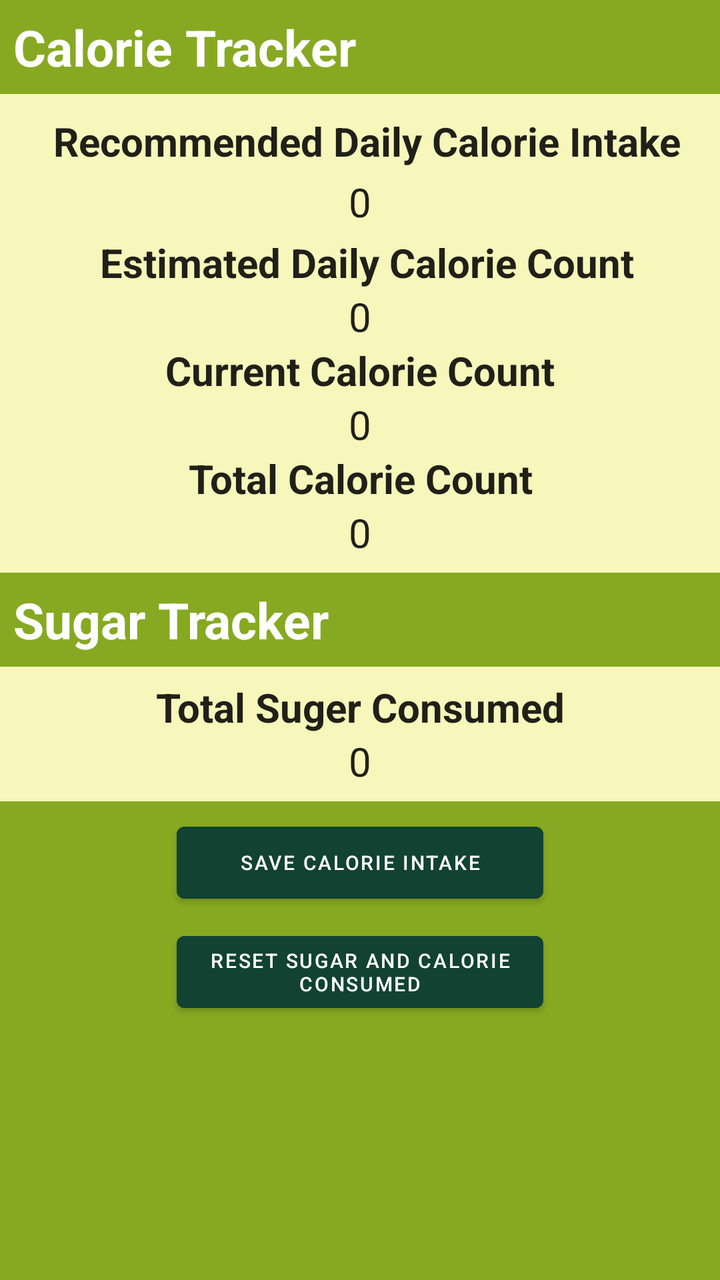
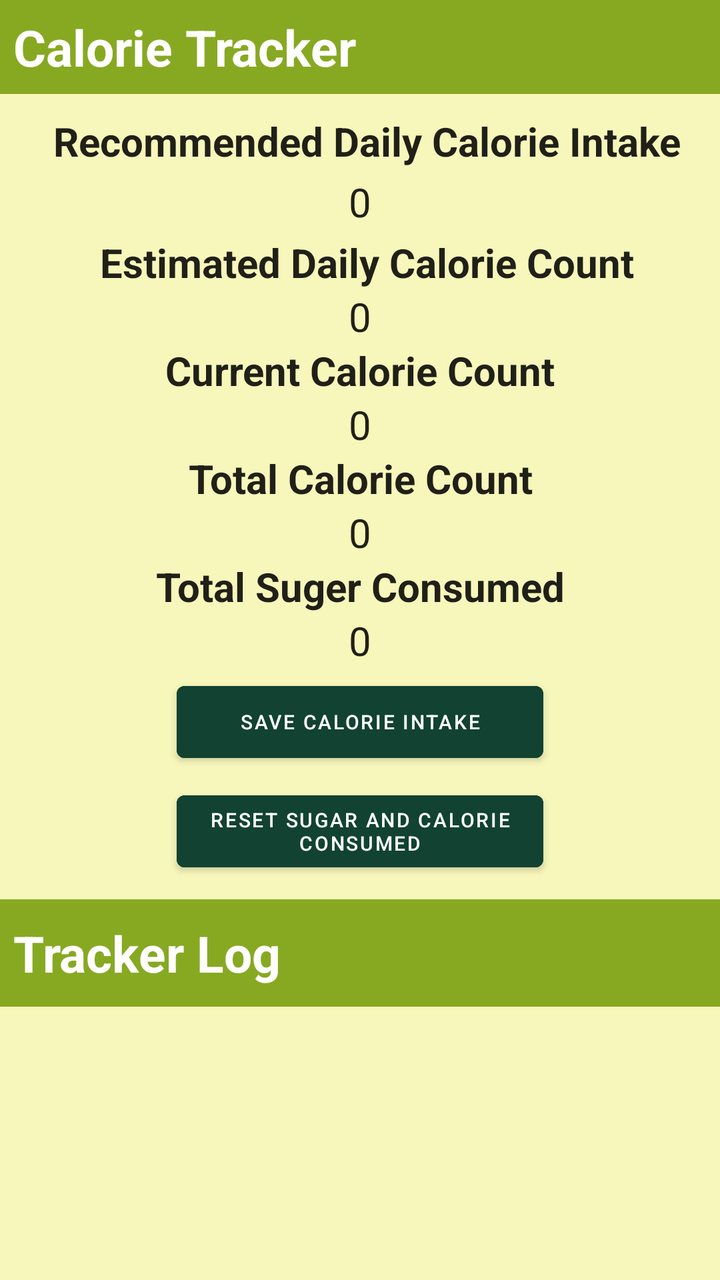

Screens rendered from an Android XML layout before and after an edit, with the pre-edit source and the edit as a unified diff.
<!-- AndroidManifest.xml: application theme AppTheme -->
<!-- res/layout/tracker.xml -->
<LinearLayout android:orientation="vertical" android:minWidth="25px" android:minHeight="25px" android:layout_width="match_parent" android:layout_height="match_parent" android:id="@+id/linearLayout1" android:background="#87A922" xmlns:app="http://schemas.android.com/apk/res-auto" xmlns:android="http://schemas.android.com/apk/res/android"><TextView android:text="Calorie Tracker" android:textAppearance="?android:attr/textAppearanceLarge" android:layout_width="match_parent" android:layout_height="wrap_content" android:id="@+id/textV_Calorie_Track" android:textStyle="bold" android:textSize="25dp" android:textColor="@android:color/background_light" android:paddingLeft="20px" android:paddingTop="20px" android:paddingBottom="20px" /><LinearLayout android:orientation="vertical" android:minWidth="25px" android:minHeight="25px" android:layout_width="match_parent" android:layout_height="wrap_content" android:id="@+id/linearLayout_INNER" android:fadingEdge="none" android:background="#F7F6BB" android:paddingTop="20px" android:paddingBottom="20px"><TextView android:text="Recommended Daily Calorie Intake" android:textAppearance="?android:attr/textAppearanceLarge" android:layout_width="match_parent" android:layout_height="wrap_content" android:textStyle="bold" android:textSize="20dp" android:paddingLeft="20px" android:paddingTop="10px" android:paddingBottom="10px" android:gravity="center" android:id="@+id/textView1" /><TextView android:text="0" android:textAppearance="?android:attr/textAppearanceLarge" android:layout_width="match_parent" android:layout_height="wrap_content" android:gravity="center" android:textSize="20dp" android:id="@+id/textV_recommendNum" /><TextView android:text="Estimated Daily Calorie Count" android:textAppearance="?android:attr/textAppearanceLarge" android:layout_width="match_parent" android:layout_height="wrap_content" android:layout_weight="1" android:gravity="center" android:textStyle="bold" android:paddingLeft="20px" android:paddingTop="10px" android:textSize="20dp" android:id="@+id/textV_PrevCalorie" /><TextView android:text="0" android:textAppearance="?android:attr/textAppearanceLarge" android:layout_width="match_parent" android:layout_height="wrap_content" android:layout_weight="1" android:gravity="center" android:textSize="20dp" android:id="@+id/textV_NumPrev" /><TextView android:text="Current Calorie Count" android:textAppearance="?android:attr/textAppearanceLarge" android:layout_width="match_parent" android:layout_height="wrap_content" android:layout_weight="1" android:gravity="center" android:textStyle="bold" android:textSize="20dp" android:id="@+id/textV_CurrentCalorie" /><TextView android:text="0" android:textAppearance="?android:attr/textAppearanceLarge" android:layout_width="match_parent" android:layout_height="wrap_content" android:layout_weight="1" android:gravity="center" android:textSize="20dp" android:id="@+id/textV_NumCurrent" /><TextView android:text="Total Calorie Count" android:textAppearance="?android:attr/textAppearanceLarge" android:layout_width="match_parent" android:layout_height="wrap_content" android:gravity="center" android:textStyle="bold" android:textSize="20dp" android:id="@+id/textV_TotalCalorie" /><TextView android:text="0" android:textAppearance="?android:attr/textAppearanceLarge" android:layout_width="match_parent" android:layout_height="wrap_content" android:gravity="center" android:textSize="20dp" android:id="@+id/textV_TotalCalorieNum" /></LinearLayout><TextView android:text="Sugar Tracker" android:textAppearance="?android:attr/textAppearanceLarge" android:layout_width="match_parent" android:layout_height="wrap_content" android:id="@+id/textV_SugarTracker" android:textStyle="bold" android:textSize="25dp" android:textColor="@android:color/background_light" android:paddingLeft="20px" android:paddingTop="20px" android:paddingBottom="20px" /><LinearLayout android:orientation="vertical" android:minWidth="25px" android:minHeight="25px" android:layout_width="match_parent" android:layout_height="wrap_content" android:id="@+id/linearLayout2" android:background="#F7F6BB" android:paddingBottom="20px" android:paddingTop="20px"><TextView android:text="Total Suger Consumed" android:textAppearance="?android:attr/textAppearanceLarge" android:layout_width="match_parent" android:layout_height="wrap_content" android:id="@+id/textV_Sugar" android:gravity="center" android:textStyle="bold" android:textSize="20dp" /><TextView android:text="0" android:textAppearance="?android:attr/textAppearanceLarge" android:layout_width="match_parent" android:layout_height="wrap_content" android:id="@+id/textV_NumSugar" android:gravity="center" android:textSize="20dp" /></LinearLayout><LinearLayout android:orientation="vertical" android:minWidth="25px" android:minHeight="25px" android:layout_width="match_parent" android:layout_height="wrap_content" android:id="@+id/linearLayout3" android:paddingTop="10px" android:paddingBottom="10px"><Button android:text="Save Calorie Intake" android:layout_width="550px" android:layout_height="wrap_content" android:id="@+id/btn_saveCalorie" android:textSize="30px" android:paddingTop="10px" android:paddingBottom="10px" android:layout_gravity="center" android:backgroundTint="#114232" android:layout_marginBottom="10px" android:layout_marginTop="10px" /><Button android:text="Reset Sugar and Calorie Consumed" android:layout_width="550px" android:layout_height="wrap_content" android:id="@+id/btnn_resetSugar" android:textSize="30px" android:paddingTop="10px" android:paddingBottom="10px" android:layout_gravity="center" android:backgroundTint="#114232" android:layout_marginBottom="10px" android:layout_marginTop="10px" /></LinearLayout></LinearLayout>
<!-- resources referenced by this layout -->
<resources>
  <style name="AppTheme" parent="Theme.MaterialComponents.Light.DarkActionBar"><item name="colorPrimary">@color/colorPrimary</item><item name="colorPrimaryDark">@color/colorPrimaryDark</item><item name="colorAccent">@color/colorAccent</item><item name="windowActionBar">false</item><item name="windowNoTitle">true</item></style>
  <color name="colorPrimary">#2c3e50</color>
  <color name="colorPrimaryDark">#1B3147</color>
  <color name="colorAccent">#3498db</color>
</resources>

<!-- the commit's change to res/layout/tracker.xml (unified diff, before → after) -->
@@ -1 +1 @@
-<LinearLayout android:orientation="vertical" android:minWidth="25px" android:minHeight="25px" android:layout_width="match_parent" android:layout_height="match_parent" android:id="@+id/linearLayout1" android:background="#87A922" xmlns:app="http://schemas.android.com/apk/res-auto" xmlns:android="http://schemas.android.com/apk/res/android"><TextView android:text="Calorie Tracker" android:textAppearance="?android:attr/textAppearanceLarge" android:layout_width="match_parent" android:layout_height="wrap_content" android:id="@+id/textV_Calorie_Track" android:textStyle="bold" android:textSize="25dp" android:textColor="@android:color/background_light" android:paddingLeft="20px" android:paddingTop="20px" android:paddingBottom="20px" /><LinearLayout android:orientation="vertical" android:minWidth="25px" android:minHeight="25px" android:layout_width="match_parent" android:layout_height="wrap_content" android:id="@+id/linearLayout_INNER" android:fadingEdge="none" android:background="#F7F6BB" android:paddingTop="20px" android:paddingBottom="20px"><TextView android:text="Recommended Daily Calorie Intake" android:textAppearance="?android:attr/textAppearanceLarge" android:layout_width="match_parent" android:layout_height="wrap_content" android:textStyle="bold" android:textSize="20dp" android:paddingLeft="20px" android:paddingTop="10px" android:paddingBottom="10px" android:gravity="center" android:id="@+id/textView1" /><TextView android:text="0" android:textAppearance="?android:attr/textAppearanceLarge" android:layout_width="match_parent" android:layout_height="wrap_content" android:gravity="center" android:textSize="20dp" android:id="@+id/textV_recommendNum" /><TextView android:text="Estimated Daily Calorie Count" android:textAppearance="?android:attr/textAppearanceLarge" android:layout_width="match_parent" android:layout_height="wrap_content" android:layout_weight="1" android:gravity="center" android:textStyle="bold" android:paddingLeft="20px" android:paddingTop="10px" android:textSize="20dp" android:id="@+id/textV_PrevCalorie" /><TextView android:text="0" android:textAppearance="?android:attr/textAppearanceLarge" android:layout_width="match_parent" android:layout_height="wrap_content" android:layout_weight="1" android:gravity="center" android:textSize="20dp" android:id="@+id/textV_NumPrev" /><TextView android:text="Current Calorie Count" android:textAppearance="?android:attr/textAppearanceLarge" android:layout_width="match_parent" android:layout_height="wrap_content" android:layout_weight="1" android:gravity="center" android:textStyle="bold" android:textSize="20dp" android:id="@+id/textV_CurrentCalorie" /><TextView android:text="0" android:textAppearance="?android:attr/textAppearanceLarge" android:layout_width="match_parent" android:layout_height="wrap_content" android:layout_weight="1" android:gravity="center" android:textSize="20dp" android:id="@+id/textV_NumCurrent" /><TextView android:text="Total Calorie Count" android:textAppearance="?android:attr/textAppearanceLarge" android:layout_width="match_parent" android:layout_height="wrap_content" android:gravity="center" android:textStyle="bold" android:textSize="20dp" android:id="@+id/textV_TotalCalorie" /><TextView android:text="0" android:textAppearance="?android:attr/textAppearanceLarge" android:layout_width="match_parent" android:layout_height="wrap_content" android:gravity="center" android:textSize="20dp" android:id="@+id/textV_TotalCalorieNum" /></LinearLayout><TextView android:text="Sugar Tracker" android:textAppearance="?android:attr/textAppearanceLarge" android:layout_width="match_parent" android:layout_height="wrap_content" android:id="@+id/textV_SugarTracker" android:textStyle="bold" android:textSize="25dp" android:textColor="@android:color/background_light" android:paddingLeft="20px" android:paddingTop="20px" android:paddingBottom="20px" /><LinearLayout android:orientation="vertical" android:minWidth="25px" android:minHeight="25px" android:layout_width="match_parent" android:layout_height="wrap_content" android:id="@+id/linearLayout2" android:background="#F7F6BB" android:paddingBottom="20px" android:paddingTop="20px"><TextView android:text="Total Suger Consumed" android:textAppearance="?android:attr/textAppearanceLarge" android:layout_width="match_parent" android:layout_height="wrap_content" android:id="@+id/textV_Sugar" android:gravity="center" android:textStyle="bold" android:textSize="20dp" /><TextView android:text="0" android:textAppearance="?android:attr/textAppearanceLarge" android:layout_width="match_parent" android:layout_height="wrap_content" android:id="@+id/textV_NumSugar" android:gravity="center" android:textSize="20dp" /></LinearLayout><LinearLayout android:orientation="vertical" android:minWidth="25px" android:minHeight="25px" android:layout_width="match_parent" android:layout_height="wrap_content" android:id="@+id/linearLayout3" android:paddingTop="10px" android:paddingBottom="10px"><Button android:text="Save Calorie Intake" android:layout_width="550px" android:layout_height="wrap_content" android:id="@+id/btn_saveCalorie" android:textSize="30px" android:paddingTop="10px" android:paddingBottom="10px" android:layout_gravity="center" android:backgroundTint="#114232" android:layout_marginBottom="10px" android:layout_marginTop="10px" /><Button android:text="Reset Sugar and Calorie Consumed" android:layout_width="550px" android:layout_height="wrap_content" android:id="@+id/btnn_resetSugar" android:textSize="30px" android:paddingTop="10px" android:paddingBottom="10px" android:layout_gravity="center" android:backgroundTint="#114232" android:layout_marginBottom="10px" android:layout_marginTop="10px" /></LinearLayout></LinearLayout>
+<LinearLayout android:orientation="vertical" android:minWidth="25px" android:minHeight="25px" android:layout_width="match_parent" android:layout_height="match_parent" android:id="@+id/linearLayout1" android:background="#87A922" xmlns:app="http://schemas.android.com/apk/res-auto" xmlns:android="http://schemas.android.com/apk/res/android"><TextView android:text="Calorie Tracker" android:textAppearance="?android:attr/textAppearanceLarge" android:layout_width="match_parent" android:layout_height="wrap_content" android:id="@+id/textV_Calorie_Track" android:textStyle="bold" android:textSize="25dp" android:textColor="@android:color/background_light" android:paddingLeft="20px" android:paddingTop="20px" android:paddingBottom="20px" /><LinearLayout android:orientation="vertical" android:minWidth="25px" android:minHeight="25px" android:layout_width="match_parent" android:layout_height="wrap_content" android:id="@+id/linearLayout_INNER" android:fadingEdge="none" android:background="#F7F6BB" android:paddingTop="20px" android:paddingBottom="20px"><TextView android:text="Recommended Daily Calorie Intake" android:textAppearance="?android:attr/textAppearanceLarge" android:layout_width="match_parent" android:layout_height="wrap_content" android:textStyle="bold" android:textSize="20dp" android:paddingLeft="20px" android:paddingTop="10px" android:paddingBottom="10px" android:gravity="center" android:id="@+id/textView1" /><TextView android:text="0" android:textAppearance="?android:attr/textAppearanceLarge" android:layout_width="match_parent" android:layout_height="wrap_content" android:gravity="center" android:textSize="20dp" android:id="@+id/textV_recommendNum" /><TextView android:text="Estimated Daily Calorie Count" android:textAppearance="?android:attr/textAppearanceLarge" android:layout_width="match_parent" android:layout_height="wrap_content" android:layout_weight="1" android:gravity="center" android:textStyle="bold" android:paddingLeft="20px" android:paddingTop="10px" android:textSize="20dp" android:id="@+id/textV_PrevCalorie" /><TextView android:text="0" android:textAppearance="?android:attr/textAppearanceLarge" android:layout_width="match_parent" android:layout_height="wrap_content" android:layout_weight="1" android:gravity="center" android:textSize="20dp" android:id="@+id/textV_NumPrev" /><TextView android:text="Current Calorie Count" android:textAppearance="?android:attr/textAppearanceLarge" android:layout_width="match_parent" android:layout_height="wrap_content" android:layout_weight="1" android:gravity="center" android:textStyle="bold" android:textSize="20dp" android:id="@+id/textV_CurrentCalorie" /><TextView android:text="0" android:textAppearance="?android:attr/textAppearanceLarge" android:layout_width="match_parent" android:layout_height="wrap_content" android:layout_weight="1" android:gravity="center" android:textSize="20dp" android:id="@+id/textV_NumCurrent" /><TextView android:text="Total Calorie Count" android:textAppearance="?android:attr/textAppearanceLarge" android:layout_width="match_parent" android:layout_height="wrap_content" android:gravity="center" android:textStyle="bold" android:textSize="20dp" android:id="@+id/textV_TotalCalorie" /><TextView android:text="0" android:textAppearance="?android:attr/textAppearanceLarge" android:layout_width="match_parent" android:layout_height="wrap_content" android:gravity="center" android:textSize="20dp" android:id="@+id/textV_TotalCalorieNum" /><TextView android:text="Total Suger Consumed" android:textAppearance="?android:attr/textAppearanceLarge" android:layout_width="match_parent" android:layout_height="wrap_content" android:id="@+id/textV_Sugar" android:gravity="center" android:textStyle="bold" android:textSize="20dp" /><TextView android:text="0" android:textAppearance="?android:attr/textAppearanceLarge" android:layout_width="match_parent" android:layout_height="wrap_content" android:id="@+id/textV_NumSugar" android:gravity="center" android:textSize="20dp" /><Button android:text="Save Calorie Intake" android:layout_width="550px" android:layout_height="wrap_content" android:id="@+id/btn_saveCalorie" android:textSize="30px" android:paddingTop="10px" android:paddingBottom="10px" android:layout_gravity="center" android:backgroundTint="#114232" android:layout_marginBottom="10px" android:layout_marginTop="10px" /><Button android:text="Reset Sugar and Calorie Consumed" android:layout_width="550px" android:layout_height="wrap_content" android:id="@+id/btnn_resetSugar" android:textSize="30px" android:paddingTop="10px" android:paddingBottom="10px" android:layout_gravity="center" android:backgroundTint="#114232" android:layout_marginBottom="10px" android:layout_marginTop="10px" /></LinearLayout><LinearLayout android:orientation="vertical" android:minWidth="25px" android:minHeight="25px" android:layout_width="match_parent" android:layout_height="wrap_content" android:id="@+id/linearLayout3" android:paddingTop="10px" android:paddingBottom="10px"><TextView android:text="Tracker Log" android:textAppearance="?android:attr/textAppearanceLarge" android:layout_width="match_parent" android:layout_height="wrap_content" android:id="@+id/textVLogs" android:textStyle="bold" android:textSize="25dp" android:textColor="@android:color/background_light" android:paddingLeft="20px" android:paddingTop="20px" android:paddingBottom="20px" /></LinearLayout><LinearLayout android:orientation="vertical" android:id="@+id/linearLayout2" android:layout_width="match_parent" android:layout_height="match_parent" android:background="#87A922"><ListView android:layout_width="match_parent" android:layout_height="match_parent" android:id="@+id/listview1" android:layout_weight="1" android:background="#F7F6BB" /></LinearLayout></LinearLayout>
